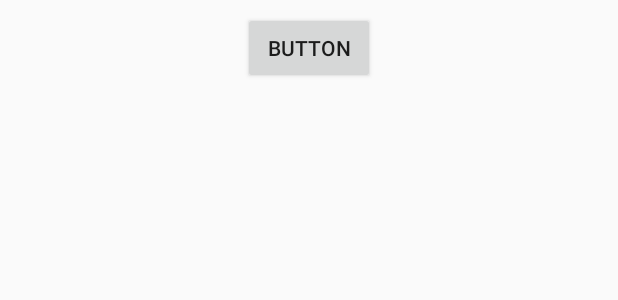
After one commit to Lpo94/AndroidExam, an Android app: the layout activity_blue_tooth_menu.xml on its own in the app's theme, with its tools: preview values and no code run, on a phone screen of 412 x 824 dp. The commit adds this screen. Shown: the top 300 px of the screen. Run offline under Robolectric (Android 15) with nearby library versions, the light colour scheme and no system bars.

Commit message:
Bluetooth Connection Almost done + Merge

```diff
--- a/app/build.gradle
+++ b/app/build.gradle
@@ -26,5 +26,6 @@ dependencies {
     })
     compile 'com.android.support:appcompat-v7:25.3.1'
     compile 'com.android.support.constraint:constraint-layout:1.0.2'
+    compile 'com.android.support:design:25.3.1'
     testCompile 'junit:junit:4.12'
 }
--- /dev/null
+++ b/app/src/main/res/layout/activity_blue_tooth_menu.xml
@@ -0,0 +1,30 @@
+<?xml version="1.0" encoding="utf-8"?>
+<android.support.constraint.ConstraintLayout xmlns:android="http://schemas.android.com/apk/res/android"
+    xmlns:app="http://schemas.android.com/apk/res-auto"
+    xmlns:tools="http://schemas.android.com/tools"
+    android:layout_width="match_parent"
+    android:layout_height="match_parent"
+    tools:context="com.example.lp.androidexam.BlueToothMenu">
+
+    <Button
+        android:id="@+id/bConnectNew"
+        android:layout_width="wrap_content"
+        android:layout_height="wrap_content"
+        android:text="Button"
+        android:layout_marginLeft="8dp"
+        app:layout_constraintLeft_toLeftOf="parent"
+        android:layout_marginRight="8dp"
+        app:layout_constraintRight_toRightOf="parent"
+        app:layout_constraintTop_toTopOf="parent"
+        android:layout_marginTop="8dp" />
+
+    <ListView
+        android:id="@+id/listView"
+        android:layout_width="wrap_content"
+        android:layout_height="wrap_content"
+        android:layout_above="@id/bConnectNew"
+        android:layout_marginTop="0dp"
+        app:layout_constraintTop_toBottomOf="@+id/bConnectNew"
+        android:layout_marginLeft="8dp"
+        app:layout_constraintLeft_toLeftOf="parent" />
+</android.support.constraint.ConstraintLayout>
--- /dev/null
+++ b/app/src/main/res/values/dimens.xml
@@ -0,0 +1,3 @@
+<resources>
+    <dimen name="fab_margin">16dp</dimen>
+</resources>
--- a/app/src/main/res/values/strings.xml
+++ b/app/src/main/res/values/strings.xml
@@ -1,3 +1,4 @@
 <resources>
     <string name="app_name">AndroidExam</string>
+    <string name="title_activity_bluetooth_menu">BluetoothMenu</string>
 </resources>
--- a/app/src/main/res/values/styles.xml
+++ b/app/src/main/res/values/styles.xml
@@ -8,4 +8,8 @@
         <item name="colorAccent">@color/colorAccent</item>
     </style>
 
+    <style name="AppTheme.AppBarOverlay" parent="ThemeOverlay.AppCompat.Dark.ActionBar" />
+
+    <style name="AppTheme.PopupOverlay" parent="ThemeOverlay.AppCompat.Light" />
+
 </resources>
```
Also changed, not shown: app/src/main/AndroidManifest.xml (+13 -11 lines), app/src/main/java/com/example/lp/androidexam/BlueToothMenu.java (added, +167 -0 lines), app/src/main/java/com/example/lp/androidexam/GameView.java (+8 -7 lines), app/src/main/java/com/example/lp/androidexam/Player.java (+4 -13 lines).
